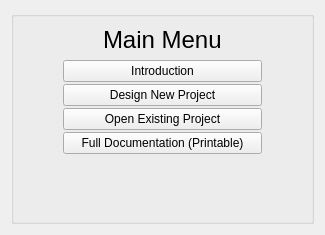
Before: the Qt Designer form src/gui/main_menu.ui in Ecotrust/delphos, drawn with Qt 5.
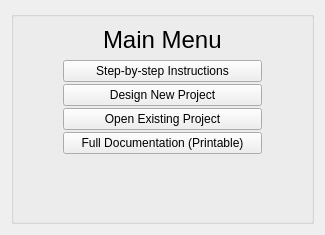
After: the same form once the commit is applied.

```diff
--- a/src/gui/main_menu.ui
+++ b/src/gui/main_menu.ui
@@ -88,7 +88,7 @@
               <item>
                <widget class="QPushButton" name="but_introduction" >
                 <property name="text" >
-                 <string>Introduction</string>
+                 <string>Step-by-step Instructions</string>
                 </property>
                </widget>
               </item>
```
